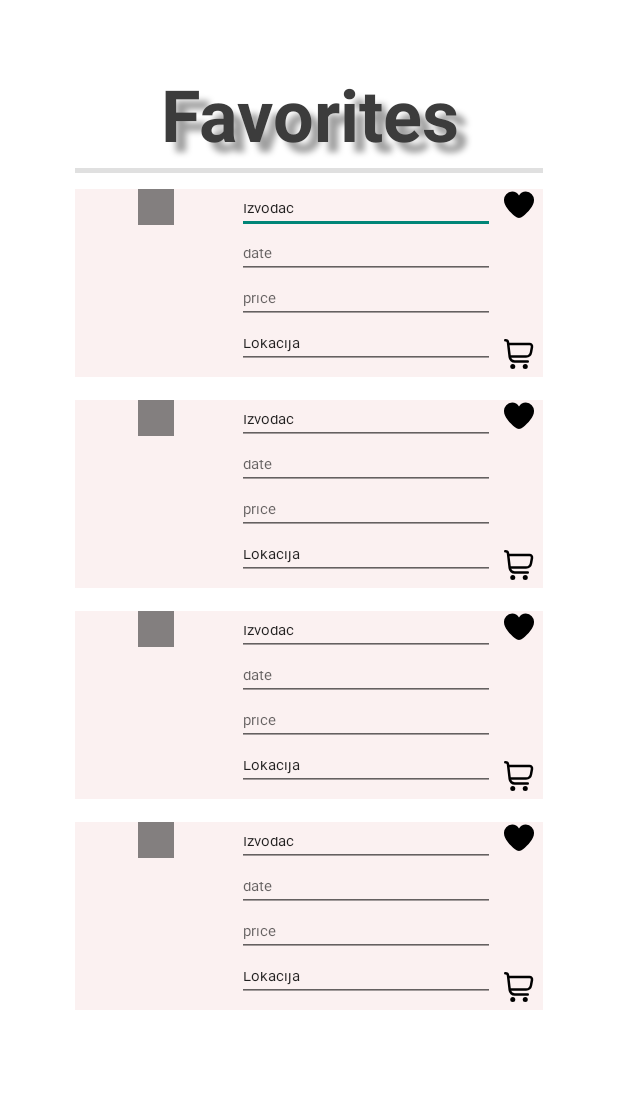
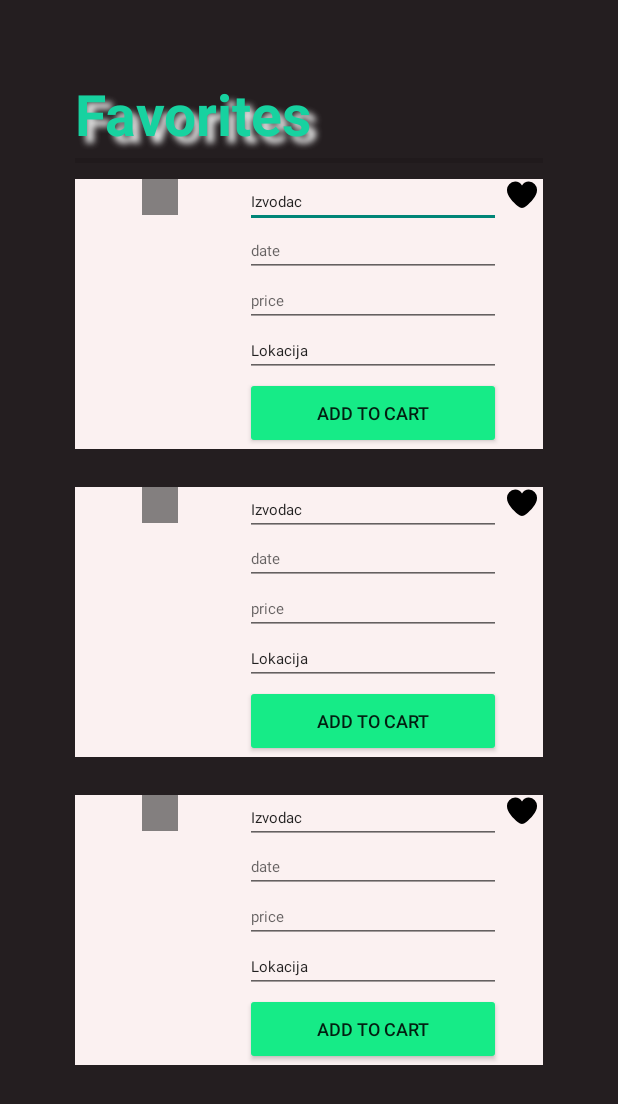
Before and after one commit to milicabago/buyaticket, an Android app: the layout activity_favorites.xml on its own in the app's theme, with its tools: preview values and no code run, on a phone screen of 412 x 824 dp. Shown: the top 1104 px of the screen. Run offline under Robolectric (Android 15) with nearby library versions, the phone set to English and light mode, and no system bars.

Commit message:
Favotires&Cart

```diff
--- a/app/src/main/res/layout/activity_favorites.xml
+++ b/app/src/main/res/layout/activity_favorites.xml
@@ -4,7 +4,8 @@
     xmlns:tools="http://schemas.android.com/tools"
     android:layout_width="match_parent"
     android:layout_height="match_parent"
-    android:background="@color/white"
+    android:background="#241E20"
+    android:backgroundTintMode="src_over"
     app:barrierAllowsGoneWidgets="false"
     tools:context=".HelloActivity">
 
@@ -23,19 +24,18 @@
         <TextView
             android:id="@+id/textViewNav"
             android:layout_width="match_parent"
-            android:layout_height="wrap_content"
+            android:layout_height="50dp"
             android:layout_marginBottom="5dp"
-            android:includeFontPadding="false"
-            android:lineSpacingExtra="8sp"
-            android:shadowColor="#9F9F9F"
-            android:shadowDx="10"
-            android:shadowDy="10"
+            android:shadowColor="#E1E1E1"
+            android:shadowDx="7"
+            android:shadowDy="7"
             android:shadowRadius="5"
             android:text="Favorites"
-            android:textAlignment="center"
-            android:textColor="#3C3C3C"
-            android:textSize="48sp"
+            android:textAlignment="viewStart"
+            android:textColor="#17D2A0"
+            android:textSize="38sp"
             android:textStyle="bold" />
+
 
         <View
             android:id="@+id/divider"
@@ -51,22 +51,25 @@
 
             <LinearLayout
                 android:layout_width="match_parent"
-                android:layout_height="125dp"
+                android:layout_height="180dp"
                 android:layout_marginTop="5dp"
-                android:layout_marginBottom="10dp"
+                android:layout_marginBottom="20dp"
                 android:background="#FBF1F1"
                 android:orientation="horizontal">
 
                 <ImageView
-                    android:id="@+id/imageViewPerformer"
+                    android:id="@+id/imageViewColic"
                     android:layout_width="191dp"
                     android:layout_height="wrap_content"
+                    android:layout_marginLeft="3dp"
+                    android:layout_marginRight="3dp"
                     android:layout_weight="6"
-                    android:src="@drawable/image" />
+                    android:src="@drawable/image"
+                    app:srcCompat="@drawable/colic" />
 
                 <LinearLayout
                     android:layout_width="match_parent"
-                    android:layout_height="120dp"
+                    android:layout_height="180dp"
                     android:layout_weight="10"
                     android:orientation="vertical">
 
@@ -74,6 +77,7 @@
                         android:id="@+id/editTextPerformer"
                         android:layout_width="match_parent"
                         android:layout_height="30dp"
+                        android:layout_weight="1"
                         android:ems="10"
                         android:inputType="text"
                         android:text="Izvodac"
@@ -83,6 +87,7 @@
                         android:id="@+id/editTextDate"
                         android:layout_width="match_parent"
                         android:layout_height="30dp"
+                        android:layout_weight="1"
                         android:ems="10"
                         android:hint="date"
                         android:inputType="date"
@@ -92,6 +97,7 @@
                         android:id="@+id/editTextPrice"
                         android:layout_width="match_parent"
                         android:layout_height="30dp"
+                        android:layout_weight="1"
                         android:ems="10"
                         android:hint="price"
                         android:inputType="numberDecimal"
@@ -101,16 +107,27 @@
                         android:id="@+id/editTextLocation"
                         android:layout_width="match_parent"
                         android:layout_height="30dp"
+                        android:layout_weight="1"
                         android:ems="10"
                         android:inputType="text"
                         android:text="Lokacija"
                         android:textSize="10sp" />
 
+                    <Button
+                        android:id="@+id/button2"
+                        android:layout_width="match_parent"
+                        android:layout_height="wrap_content"
+                        android:backgroundTint="#16EB87"
+                        android:backgroundTintMode="src_over"
+                        android:fadingEdge="vertical"
+                        android:text="Add to cart"
+                        android:textSize="12sp" />
+
                 </LinearLayout>
 
                 <LinearLayout
                     android:layout_width="match_parent"
-                    android:layout_height="match_parent"
+                    android:layout_height="wrap_content"
                     android:layout_weight="20"
                     android:orientation="vertical">
 
@@ -120,12 +137,6 @@
                         android:layout_height="20dp"
                         android:src="@drawable/heart__1_" />
 
-                    <ImageView
-                        android:id="@+id/imageCart12"
-                        android:layout_width="wrap_content"
-                        android:layout_height="20dp"
-                        android:layout_marginTop="80dp"
-                        android:src="@drawable/shopping_cart" />
                 </LinearLayout>
 
             </LinearLayout>
@@ -133,249 +144,190 @@
 
             <LinearLayout
                 android:layout_width="match_parent"
-                android:layout_height="125dp"
+                android:layout_height="180dp"
                 android:layout_marginTop="5dp"
-                android:layout_marginBottom="10dp"
+                android:layout_marginBottom="20dp"
                 android:background="#FBF1F1"
                 android:orientation="horizontal">
 
                 <ImageView
-                    android:id="@+id/imageViewPerformer1"
+                    android:id="@+id/imageViewPrija"
                     android:layout_width="191dp"
                     android:layout_height="wrap_content"
+                    android:layout_marginLeft="3dp"
+                    android:layout_marginRight="3dp"
                     android:layout_weight="6"
-                    android:src="@drawable/image" />
+                    android:src="@drawable/image"
+                    app:srcCompat="@drawable/prija" />
 
                 <LinearLayout
                     android:layout_width="match_parent"
-                    android:layout_height="120dp"
+                    android:layout_height="180dp"
                     android:layout_weight="10"
                     android:orientation="vertical">
 
                     <EditText
-                        android:id="@+id/editTextPerformer1"
+                        android:id="@+id/editTextPerformer"
                         android:layout_width="match_parent"
                         android:layout_height="30dp"
+                        android:layout_weight="1"
                         android:ems="10"
                         android:inputType="text"
                         android:text="Izvodac"
                         android:textSize="10sp" />
 
                     <EditText
-                        android:id="@+id/editTextDate1"
+                        android:id="@+id/editTextDate"
                         android:layout_width="match_parent"
                         android:layout_height="30dp"
+                        android:layout_weight="1"
                         android:ems="10"
                         android:hint="date"
                         android:inputType="date"
                         android:textSize="10sp" />
 
                     <EditText
-                        android:id="@+id/editTextPrice1"
+                        android:id="@+id/editTextPrice"
                         android:layout_width="match_parent"
                         android:layout_height="30dp"
+                        android:layout_weight="1"
                         android:ems="10"
                         android:hint="price"
                         android:inputType="numberDecimal"
                         android:textSize="10sp" />
 
                     <EditText
-                        android:id="@+id/editTextLocation1"
+                        android:id="@+id/editTextLocation"
                         android:layout_width="match_parent"
                         android:layout_height="30dp"
+                        android:layout_weight="1"
                         android:ems="10"
                         android:inputType="text"
                         android:text="Lokacija"
                         android:textSize="10sp" />
 
+                    <Button
+                        android:id="@+id/button2"
+                        android:layout_width="match_parent"
+                        android:layout_height="wrap_content"
+                        android:backgroundTint="#16EB87"
+                        android:backgroundTintMode="src_over"
+                        android:fadingEdge="vertical"
+                        android:text="Add to cart"
+                        android:textSize="12sp" />
+
                 </LinearLayout>
 
                 <LinearLayout
                     android:layout_width="match_parent"
-                    android:layout_height="match_parent"
+                    android:layout_height="wrap_content"
                     android:layout_weight="20"
                     android:orientation="vertical">
 
                     <ImageView
-                        android:id="@+id/imageViewHeart13"
+                        android:id="@+id/imageViewHeart12"
                         android:layout_width="wrap_content"
                         android:layout_height="20dp"
                         android:src="@drawable/heart__1_" />
-
-                    <ImageView
-                        android:id="@+id/imageCart13"
-                        android:layout_width="wrap_content"
-                        android:layout_height="20dp"
-                        android:layout_marginTop="80dp"
-                        android:src="@drawable/shopping_cart" />
 
                 </LinearLayout>
 
             </LinearLayout>
 
+
             <LinearLayout
                 android:layout_width="match_parent"
-                android:layout_height="125dp"
+                android:layout_height="180dp"
                 android:layout_marginTop="5dp"
-                android:layout_marginBottom="10dp"
+                android:layout_marginBottom="20dp"
                 android:background="#FBF1F1"
                 android:orientation="horizontal">
 
                 <ImageView
-                    android:id="@+id/imageViewPerformer2"
+                    android:id="@+id/imageViewDino"
                     android:layout_width="191dp"
                     android:layout_height="wrap_content"
+                    android:layout_marginLeft="3dp"
+                    android:layout_marginRight="3dp"
                     android:layout_weight="6"
-                    android:src="@drawable/image" />
+                    android:src="@drawable/image"
+                    app:srcCompat="@drawable/dino" />
 
                 <LinearLayout
                     android:layout_width="match_parent"
-                    android:layout_height="120dp"
+                    android:layout_height="180dp"
                     android:layout_weight="10"
                     android:orientation="vertical">
 
                     <EditText
-                        android:id="@+id/editTextPerformer2"
+                        android:id="@+id/editTextPerformer"
                         android:layout_width="match_parent"
                         android:layout_height="30dp"
+                        android:layout_weight="1"
                         android:ems="10"
                         android:inputType="text"
                         android:text="Izvodac"
                         android:textSize="10sp" />
 
                     <EditText
-                        android:id="@+id/editTextDate2"
+                        android:id="@+id/editTextDate"
                         android:layout_width="match_parent"
                         android:layout_height="30dp"
+                        android:layout_weight="1"
                         android:ems="10"
                         android:hint="date"
                         android:inputType="date"
                         android:textSize="10sp" />
 
                     <EditText
-                        android:id="@+id/editTextPrice2"
+                        android:id="@+id/editTextPrice"
                         android:layout_width="match_parent"
                         android:layout_height="30dp"
+                        android:layout_weight="1"
                         android:ems="10"
                         android:hint="price"
                         android:inputType="numberDecimal"
                         android:textSize="10sp" />
 
                     <EditText
-                        android:id="@+id/editTextLocation2"
+                        android:id="@+id/editTextLocation"
                         android:layout_width="match_parent"
                         android:layout_height="30dp"
+                        android:layout_weight="1"
                         android:ems="10"
                         android:inputType="text"
                         android:text="Lokacija"
                         android:textSize="10sp" />
 
+                    <Button
+                        android:id="@+id/button2"
+                        android:layout_width="match_parent"
+                        android:layout_height="wrap_content"
+                        android:backgroundTint="#16EB87"
+                        android:backgroundTintMode="src_over"
+                        android:fadingEdge="vertical"
+                        android:text="Add to cart"
+                        android:textSize="12sp" />
+
                 </LinearLayout>
 
                 <LinearLayout
                     android:layout_width="match_parent"
-                    android:layout_height="match_parent"
+                    android:layout_height="wrap_content"
                     android:layout_weight="20"
                     android:orientation="vertical">
 
                     <ImageView
-                        android:id="@+id/imageViewHeart14"
+                        android:id="@+id/imageViewHeart12"
                         android:layout_width="wrap_content"
                         android:layout_height="20dp"
                         android:src="@drawable/heart__1_" />
-
-                    <ImageView
-                        android:id="@+id/imageCart14"
-                        android:layout_width="wrap_content"
-                        android:layout_height="20dp"
-                        android:layout_marginTop="80dp"
-                        android:src="@drawable/shopping_cart" />
 
                 </LinearLayout>
 
             </LinearLayout>
 
-            <LinearLayout
-                android:layout_width="match_parent"
-                android:layout_height="125dp"
-                android:layout_marginTop="5dp"
-                android:layout_marginBottom="10dp"
-                android:background="#FBF1F1"
-                android:orientation="horizontal">
 
-                <ImageView
-                    android:id="@+id/imageViewIzvodac"
-                    android:layout_width="191dp"
-                    android:layout_height="wrap_content"
-                    android:layout_weight="6"
-                    android:src="@drawable/image" />
-
-                <LinearLayout
-                    android:layout_width="match_parent"
-                    android:layout_height="120dp"
-                    android:layout_weight="10"
-                    android:orientation="vertical">
-
-                    <EditText
-                        android:id="@+id/editTextIzvodac"
-                        android:layout_width="match_parent"
-                        android:layout_height="30dp"
-                        android:ems="10"
-                        android:inputType="text"
-                        android:text="Izvodac"
-                        android:textSize="10sp" />
-
-                    <EditText
-                        android:id="@+id/editTextDatum"
-                        android:layout_width="match_parent"
-                        android:layout_height="30dp"
-                        android:ems="10"
-                        android:hint="date"
-                        android:inputType="date"
-                        android:textSize="10sp" />
-
-                    <EditText
-                        android:id="@+id/editTextCijena"
-                        android:layout_width="match_parent"
-                        android:layout_height="30dp"
-                        android:ems="10"
-                        android:hint="price"
-                        android:inputType="numberDecimal"
-                        android:textSize="10sp" />
-
-                    <EditText
-                        android:id="@+id/editTextLokacija"
-                        android:layout_width="match_parent"
-                        android:layout_height="30dp"
-                        android:ems="10"
-                        android:inputType="text"
-                        android:text="Lokacija"
-                        android:textSize="10sp" />
-
-                </LinearLayout>
-
-                <LinearLayout
-                    android:layout_width="match_parent"
-                    android:layout_height="match_parent"
-                    android:layout_weight="20"
-                    android:orientation="vertical">
-
-                    <ImageView
-                        android:id="@+id/imageViewHeart1"
-                        android:layout_width="wrap_content"
-                        android:layout_height="20dp"
-                        android:src="@drawable/heart__1_" />
-
-                    <ImageView
-                        android:id="@+id/imageCart1"
-                        android:layout_width="wrap_content"
-                        android:layout_height="20dp"
-                        android:layout_marginTop="80dp"
-                        android:src="@drawable/shopping_cart" />
-
-                </LinearLayout>
-
-            </LinearLayout>
 
 
         </LinearLayout>
```
Also changed, not shown: app/src/main/res/layout/activity_cart.xml (+182 -144 lines), app/src/main/res/drawable/colic.jpeg (added), app/src/main/res/drawable/dino.jpg (added), app/src/main/res/drawable/graso.png (added), app/src/main/res/drawable/marijas.jpg (added), app/src/main/res/drawable/prija.jpg (added).
